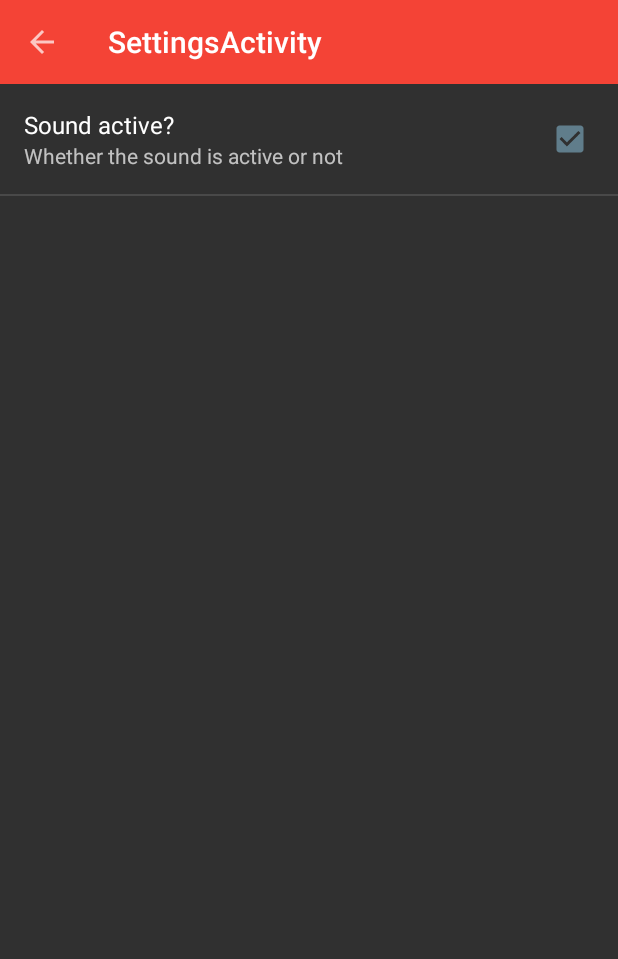
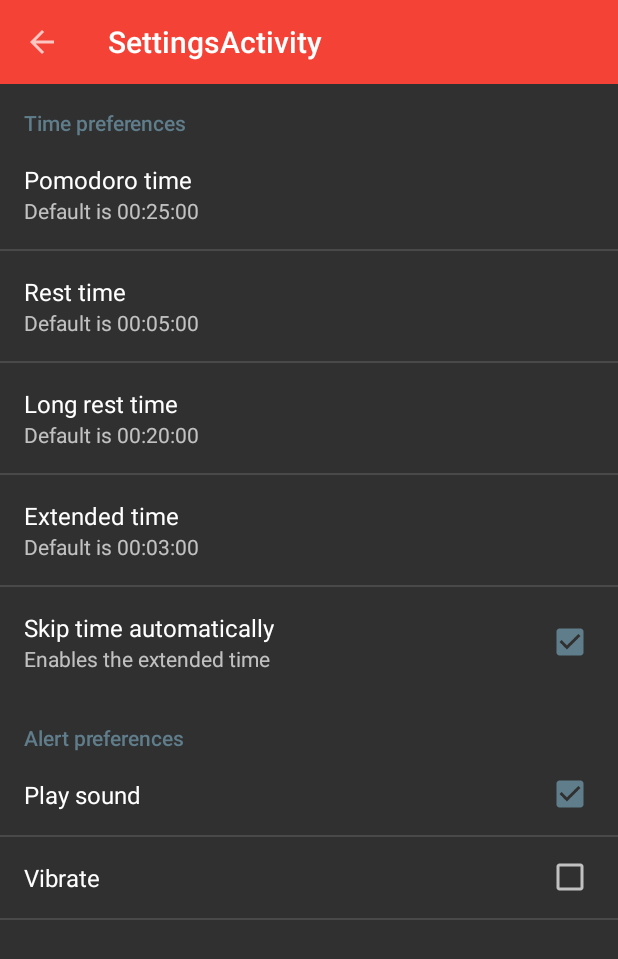
Before and after one commit to dielsonsales/OpenPomodoro, an Android app: the screen it shows after launch (SettingsActivity), after a tap on "Settings", on a phone screen of 412 x 824 dp. Shown: the top 959 px of the screen. Run offline under Robolectric (Android 15) with nearby library versions, the phone set to English and light mode, and no system bars; 3 statements that could not run were skipped.

Commit message:
Change clock colors and add more preferences

```diff
--- a/app/src/main/java/me/dielsonsales/app/openpomodoro/MainActivity.java
+++ b/app/src/main/java/me/dielsonsales/app/openpomodoro/MainActivity.java
@@ -8,7 +8,6 @@ import android.os.Bundle;
 import android.os.IBinder;
 import android.support.v7.app.AppCompatActivity;
 import android.support.v7.widget.Toolbar;
-import android.util.Log;
 import android.view.Menu;
 import android.view.MenuInflater;
 import android.view.MenuItem;
@@ -16,7 +15,6 @@ import android.view.View;
 import android.widget.ImageView;
 import android.widget.TextView;
 
-import java.text.SimpleDateFormat;
 import java.util.Calendar;
 
 import me.dielsonsales.app.openpomodoro.util.Duration;
@@ -104,7 +102,6 @@ public class MainActivity extends AppCompatActivity {
     protected void onStop() {
         super.onStop();
         if (mIsBound) {
-            Log.i(TAG, "Unbinding service");
             unbindService(mConnection);
         }
     }
@@ -183,9 +180,6 @@ public class MainActivity extends AppCompatActivity {
         endTime.setTimeInMillis(bundle.getLong("endTime"));
         Duration duration = new Duration(startTime, endTime);
 
-        SimpleDateFormat formatter = new SimpleDateFormat("HH:mm:ss");
-        Log.i(TAG, "From " + formatter.format(startTime.getTime()) + " to " + formatter.format(endTime.getTime()));
-
         mCountdownText.setText(FormattingUtils.getDisplayTime(countdown));
         if (mClockFragment.getDuration() == null) {
             mClockFragment.setDuration(duration);
--- a/app/src/main/java/me/dielsonsales/app/openpomodoro/views/ClockCanvas.java
+++ b/app/src/main/java/me/dielsonsales/app/openpomodoro/views/ClockCanvas.java
@@ -5,8 +5,8 @@ import android.graphics.Canvas;
 import android.graphics.Color;
 import android.graphics.Paint;
 import android.graphics.RectF;
+import android.support.v4.content.ContextCompat;
 import android.util.AttributeSet;
-import android.util.Log;
 import android.view.View;
 
 import java.util.ArrayList;
@@ -14,6 +14,7 @@ import java.util.Calendar;
 import java.util.GregorianCalendar;
 import java.util.List;
 
+import me.dielsonsales.app.openpomodoro.R;
 import me.dielsonsales.app.openpomodoro.util.Duration;
 
 /**
@@ -28,10 +29,10 @@ public class ClockCanvas extends View {
     static final private double HOUR_POINTER_MODIFIER = 0.5;
     static final private int POMODORO_THICKNESS = 20;
     static final private int CLOCK_BORDER_THICKNESS = 15;
-    static public int CLOCK_COLOR = Color.RED;
-    static public int POINTERS_COLOR = Color.WHITE;
-    static public int INTERVAL_COLOR = Color.GRAY;
-    static public int POMODORO_COLOR = Color.YELLOW;
+    static public int CLOCK_COLOR;
+    static public int POINTERS_COLOR;
+    static public int INTERVALS_COLOR;
+    static public int POMODORO_COLOR;
     private static Paint mPaint;
     private int mViewWidth;
     private int mViewHeight;
@@ -50,6 +51,11 @@ public class ClockCanvas extends View {
         mPaint = new Paint();
         mPaint.setAntiAlias(true);
         mIntervals =  new ArrayList<>();
+
+        CLOCK_COLOR = ContextCompat.getColor(context, R.color.colorKoi);
+        POINTERS_COLOR = ContextCompat.getColor(context, R.color.colorFabulan);
+        INTERVALS_COLOR = ContextCompat.getColor(context, R.color.colorAquent);
+        POMODORO_COLOR = ContextCompat.getColor(context, R.color.colorCopper);
 
         // TODO: delete this later
         List<Duration> durations = new ArrayList<>();
@@ -115,7 +121,6 @@ public class ClockCanvas extends View {
     @Override
     protected void onDraw(Canvas canvas) {
         super.onDraw(canvas);
-        Log.d(TAG, "Drawing clock again");
 
         mViewWidth = getWidth();
         mViewHeight = getHeight();
@@ -128,13 +133,7 @@ public class ClockCanvas extends View {
         // Draws the timeIntervals
         drawInterval(canvas);
 
-        // Draws current pomodoro
-//        Calendar startTime = Calendar.getInstance();
-//        startTime.set(Calendar.HOUR, 20);
-//        startTime.set(Calendar.MINUTE, 50);
-//        Calendar endTime = (Calendar) startTime.clone();
-//        endTime.add(Calendar.MINUTE, 25);
-//        addDuration(startTime, endTime);
+        // Draws the current pomodoro
         if (mDuration != null) {
             drawCurrentPomodoro(canvas);
         }
@@ -202,7 +201,7 @@ public class ClockCanvas extends View {
             mPaint.setStyle(Paint.Style.STROKE);
             mPaint.setStrokeCap(Paint.Cap.BUTT);
             mPaint.setStrokeWidth(15 * getResources().getDisplayMetrics().density);
-            mPaint.setColor(INTERVAL_COLOR);
+            mPaint.setColor(INTERVALS_COLOR);
             int startAngle = (int) (calculateHourAngle(startTime.get(Calendar.HOUR), startTime.get(Calendar.MINUTE)));
             int endAngle = (int) (calculateHourAngle(endTime.get(Calendar.HOUR), endTime.get(Calendar.MINUTE)));
             if (endAngle < startAngle) {
--- a/app/src/main/java/me/dielsonsales/app/openpomodoro/views/SettingsActivity.java
+++ b/app/src/main/java/me/dielsonsales/app/openpomodoro/views/SettingsActivity.java
@@ -28,6 +28,7 @@ public class SettingsActivity extends AppCompatActivity {
             super.onCreate(savedInstanceState);
             addPreferencesFromResource(R.xml.preferences);
         }
+
     }
 
 }
--- a/app/src/main/res/values/colors.xml
+++ b/app/src/main/res/values/colors.xml
@@ -8,4 +8,10 @@
     <color name="textPrimary">#212121</color>
     <color name="textSecondary">#727272</color>
     <color name="colorDivider">#B6B6B6</color>
+
+    <!-- Clock default colors -->
+    <color name="colorKoi">#DC3F1C</color>
+    <color name="colorCopper">#D8A027</color>
+    <color name="colorAquent">#448D7A</color>
+    <color name="colorFabulan">#F3F4E4</color>
 </resources>
--- a/app/src/main/res/xml/preferences.xml
+++ b/app/src/main/res/xml/preferences.xml
@@ -1,8 +1,44 @@
 <?xml version="1.0" encoding="utf-8"?>
 <PreferenceScreen xmlns:android="http://schemas.android.com/apk/res/android">
-    <CheckBoxPreference
-        android:key="pref_sound"
-        android:title="Sound active?"
-        android:summary="Whether the sound is active or not"
-        android:defaultValue="true" />
+    <PreferenceCategory
+        android:title="Time preferences">
+        <EditTextPreference
+            android:title="Pomodoro time"
+            android:summary="Default is 00:25:00"
+            android:key="pref_pomodoro_time_settings"
+            android:defaultValue="00:25:00"/>
+        <EditTextPreference
+            android:title="Rest time"
+            android:summary="Default is 00:05:00"
+            android:key="pref_rest_time_settings"
+            android:defaultValue="00:05:00"/>
+        <EditTextPreference
+            android:title="Long rest time"
+            android:summary="Default is 00:20:00"
+            android:key="pref_long_rest_time_settings"
+            android:defaultValue="00:20:00"/>
+        <EditTextPreference
+            android:title="Extended time"
+            android:summary="Default is 00:03:00"
+            android:key="pref_extended_time_settings"
+            android:defaultValue="00:20:00"/>
+        <CheckBoxPreference
+            android:title="Skip time automatically"
+            android:summary="Enables the extended time"
+            android:key="pref_play_autoskip_settings"
+            android:defaultValue="true" />
+    </PreferenceCategory>
+    <PreferenceCategory
+        android:title="Alert preferences">
+        <CheckBoxPreference
+            android:title="Play sound"
+            android:key="pref_play_sound_settings"
+            android:defaultValue="true" />
+        <CheckBoxPreference
+            android:title="Vibrate"
+            android:key="pref_vibration_settings"
+            android:defaultValue="false" />
+    </PreferenceCategory>
+
+
 </PreferenceScreen>
```
